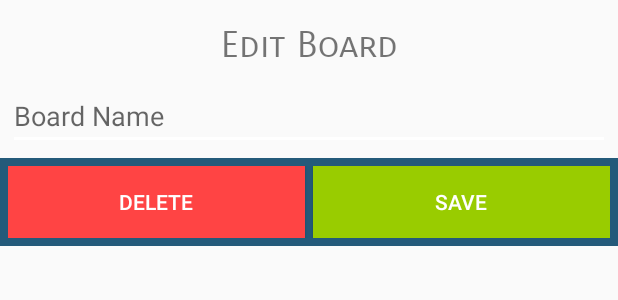
After one commit to zkharris/Kodery, an Android app: the layout edit_channel.xml on its own in the app's theme, with its tools: preview values and no code run, on a phone screen of 412 x 824 dp. The commit adds this screen. Shown: the top 300 px of the screen. Run offline under Robolectric (Android 15) with nearby library versions, the phone set to English and light mode, and no system bars.

Commit message:
Chat Features added
includes:
item_channel
edit_channel
png source file
and create_chanel_popup

```diff
--- /dev/null
+++ b/app/src/main/res/layout/edit_channel.xml
@@ -0,0 +1,73 @@
+<?xml version="1.0" encoding="utf-8"?>
+<LinearLayout xmlns:android="http://schemas.android.com/apk/res/android"
+    android:layout_width="match_parent" android:layout_height="match_parent"
+    android:orientation="vertical">
+
+
+    <LinearLayout
+        android:layout_width="match_parent"
+        android:layout_height="wrap_content"
+        android:orientation="vertical"
+        android:padding="5dp">
+
+        <TextView
+            android:id="@+id/edit_channel_tag"
+            android:layout_width="match_parent"
+            android:layout_height="wrap_content"
+            android:fontFamily="sans-serif-smallcaps"
+            android:paddingBottom="10dp"
+            android:paddingTop="10dp"
+            android:text="Edit Board"
+            android:textAlignment="center"
+            android:textSize="24sp" />
+
+        <EditText
+            android:id="@+id/Channelname"
+            android:layout_width="match_parent"
+            android:layout_height="wrap_content"
+            android:hint="@string/boardname"
+
+            android:paddingTop="10dp"
+            android:textAlignment="viewStart"
+            android:textSize="18sp" />
+    </LinearLayout>
+
+    <LinearLayout
+        android:layout_width="match_parent"
+        android:layout_height="wrap_content"
+        android:orientation="horizontal"
+        android:padding="5dp"
+        android:weightSum="1.0"
+        android:background="@color/colorPrimary">
+
+        <Button
+            android:id="@+id/delChannel"
+            android:layout_weight=".5"
+            android:layout_width="0dip"
+            android:layout_height="wrap_content"
+            android:layout_gravity="center_vertical"
+            android:background="@android:color/holo_red_light"
+            android:paddingBottom="10dp"
+            android:paddingTop="10dp"
+            android:text="Delete"
+            android:textColor="@android:color/white"
+            android:textSize="14sp"
+            android:layout_marginRight="2.5dp"/>
+
+        <Button
+            android:id="@+id/saveChannel"
+            android:layout_weight=".5"
+            android:layout_width="0dip"
+            android:layout_height="wrap_content"
+            android:layout_gravity="center_vertical"
+            android:background="@android:color/holo_green_light"
+            android:paddingBottom="10dp"
+            android:paddingTop="10dp"
+            android:text="Save"
+            android:textColor="@android:color/white"
+            android:textSize="14sp"
+            android:layout_marginLeft="2.5dp"/>
+    </LinearLayout>
+
+
+</LinearLayout>
```
Also changed, not shown: app/src/main/res/layout/create_channel_popup.xml (added, +63 -0 lines), app/src/main/res/layout/item_channel.xml (+14 -11 lines), app/src/main/res/drawable/ic_add_black_48dp.png (added).
